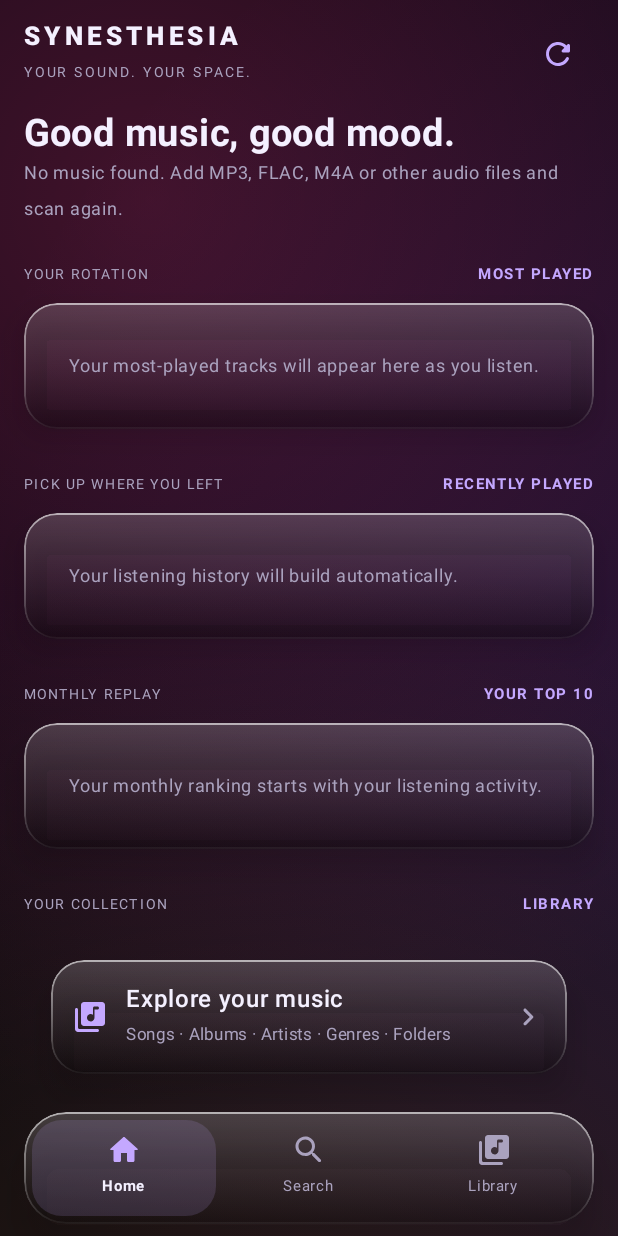
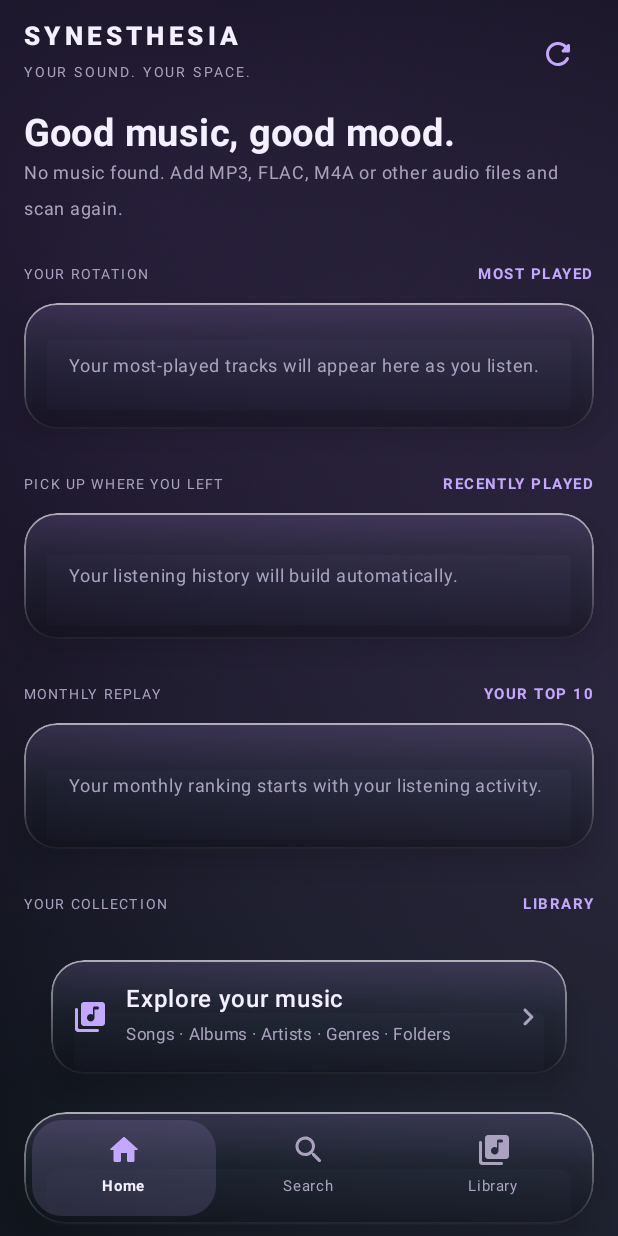
Before and after one commit to hmzzwrld/synesthesia-android, an Android app built with Jetpack Compose: the screen it shows after launch (MainActivity), on a phone screen of 412 x 824 dp. Run offline under Robolectric (Android 15) with nearby library versions, the phone set to English and light mode, and no system bars.

Commit message:
replace current files

```diff
--- a/app/src/main/java/com/synesthesia/mobile/ui/theme/Atmosphere.kt
+++ b/app/src/main/java/com/synesthesia/mobile/ui/theme/Atmosphere.kt
@@ -13,11 +13,11 @@ import androidx.compose.ui.geometry.Offset
 import androidx.compose.ui.graphics.Brush
 import androidx.compose.ui.graphics.Color
 
-val SynesthesiaDarkBg = Color(0xFF05050D)
+val SynesthesiaDarkBg = Color(0xFF0B0B13)
 // Website ambient palette defaults (--amb-a, --amb-b, --amb-c)
-val DefaultAmbA = Color(0xFFFF3D8B) // #ff3d8b
-val DefaultAmbB = Color(0xFFFF9F40) // #ff9f40
-val DefaultAmbC = Color(0xFFA855F7) // #a855f7
+val DefaultAmbA = Color(0xFF7655A8) // #ff3d8b
+val DefaultAmbB = Color(0xFF568D9A) // #ff9f40
+val DefaultAmbC = Color(0xFFC4A8FF) // #a855f7
 val BrightBaseBg = Color(0xFFF3F4FA)
 
 @Composable
--- a/app/src/main/java/com/synesthesia/mobile/ui/theme/Glassmorphism.kt
+++ b/app/src/main/java/com/synesthesia/mobile/ui/theme/Glassmorphism.kt
@@ -38,9 +38,9 @@ fun Modifier.glassSurface(
             brush = Brush.verticalGradient(
                 colors = if (isDarkTheme) {
                     listOf(
-                        Color.White.copy(alpha = 0.18f), // High specular light capture at top
-                        Color.White.copy(alpha = 0.08f), // Milky mid-tone diffusion
-                        Color.Black.copy(alpha = 0.25f)  // Dark lower refraction anchor
+                        Color(0xFFC4A8FF).copy(alpha = 0.16f), // High specular light capture at top
+                        Color(0xFF568D9A).copy(alpha = 0.07f), // Milky mid-tone diffusion
+                        Color(0xFF0B0B13).copy(alpha = 0.32f)  // Dark lower refraction anchor
                     )
                 } else {
                     listOf(
```
